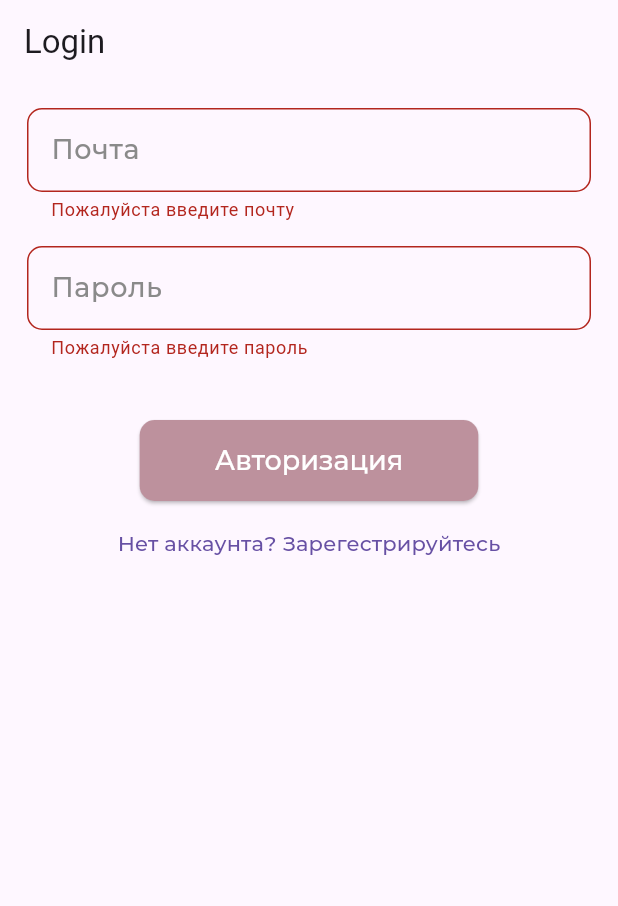
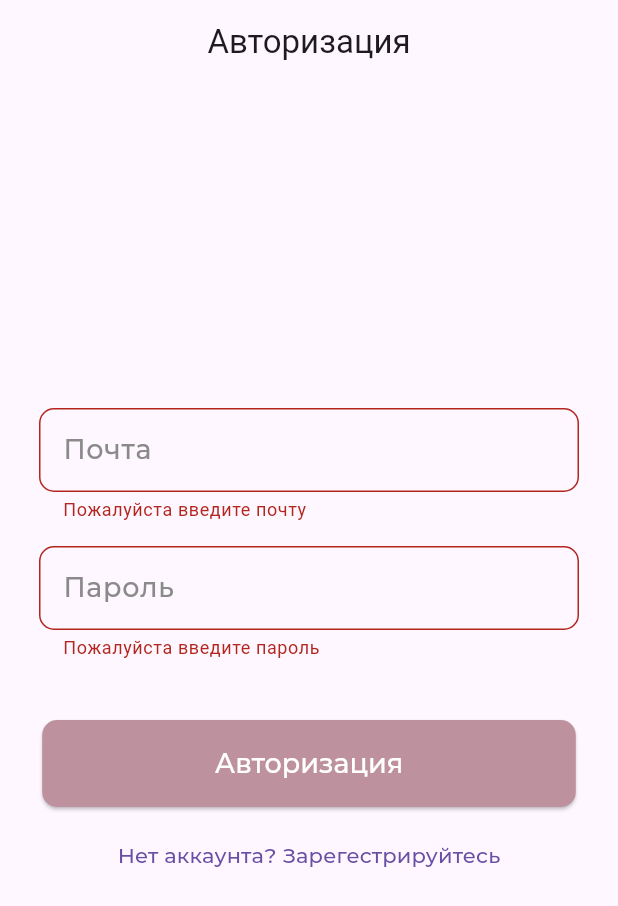
Before and after one commit to abcdefg-min/NutriMAMA, a Flutter app: the screen it shows after launch, after a tap on "Авторизация", on a phone screen of 412 x 824 dp. Shown: the top 906 px of the screen. Run offline on Flutter 3.47's test engine with Material 3 defaults, Android fonts, the phone set to English and light mode, and no system bars; our stand-ins replace firebase_auth, firebase_core, loading_animation_widget; accounts and stored records are empty; generated files the repository leaves out were written again; project files that could hold a hidden picture were left out.

Commit message:
немного изменение аутентификации

```diff
--- a/lib/Auth_screen.dart
+++ b/lib/Auth_screen.dart
@@ -49,7 +49,10 @@ class _AuthScreenState extends State<AuthScreen> {
   @override
   Widget build(BuildContext context) {
     return Scaffold(
-      appBar: AppBar(title: Text(_isLogin ? 'Login' : 'Sign Up')),
+      appBar: AppBar(
+        title: Text(_isLogin ? 'Авторизация' : 'Регистрация'),
+        centerTitle: true,
+      ),
       body: Container(
         padding: const EdgeInsets.all(16.0),
         child: Form(
@@ -57,7 +60,7 @@ class _AuthScreenState extends State<AuthScreen> {
           child: Column(
             children: [
               Padding(
-                padding: EdgeInsetsGeometry.symmetric(horizontal: 2),
+                padding: EdgeInsetsGeometry.only(top: 200, left: 10, right: 10),
                 child: Column(
                   mainAxisSize: MainAxisSize.min,
                   crossAxisAlignment: CrossAxisAlignment.start,
@@ -107,7 +110,7 @@ class _AuthScreenState extends State<AuthScreen> {
                           return 'Пожалуйста введите пароль';
                         }
                         if (value.length < 6) {
-                          return 'Password must be at least 6 characters';
+                          return 'Пароль должен состоять минимум из 6 символов';
                         }
                         return null;
                       },
@@ -129,17 +132,17 @@ class _AuthScreenState extends State<AuthScreen> {
                   backgroundColor: const Color.fromARGB(255, 189, 145, 157),
                   foregroundColor: const Color.fromARGB(255, 255, 255, 255),
                   padding: const EdgeInsets.symmetric(
-                    vertical: 16,
-                    horizontal: 50,
+                    vertical: 18,
+                    horizontal: 115,
                   ),
                   //elevation: 5,
-                  minimumSize: Size(100, 10),
+                  minimumSize: Size(100, 20),
                   shape: RoundedRectangleBorder(
                     borderRadius: BorderRadius.circular(10),
                   ),
                 ),
               ),
-              Padding(padding: EdgeInsetsGeometry.all(2)),
+              Padding(padding: EdgeInsetsGeometry.all(4)),
               TextButton(
                 onPressed: () {
                   setState(() {
--- a/lib/main.dart
+++ b/lib/main.dart
@@ -1,6 +1,7 @@
 import 'package:flutter/material.dart';
 import 'package:firebase_core/firebase_core.dart';
 import 'package:firebase_auth/firebase_auth.dart';
+import 'package:flutter_nutrimama/nutri_mama_screen.dart';
 import 'firebase_options.dart';
 import 'auth_screen.dart';
 import 'splash_screen.dart';
@@ -37,7 +38,7 @@ class MyApp extends StatelessWidget {
             );
           }
           if (snapshot.hasData) {
-            return const SplashScreen();
+            return const NutriMAMAScreen();
           }
           else {
             return const AuthScreen();
--- a/pubspec.yaml
+++ b/pubspec.yaml
@@ -46,3 +46,6 @@ flutter:
       - assets/images/nutriMAMA.png
       - assets/images/nutri_Logo.png
       - assets/images/exit.png
+      - assets/images/logout.png
+      - assets/images/logout2.png
+      - assets/images/logout3.png
```
Also changed, not shown: lib/nutri_mama_screen.dart (+11 -8 lines), assets/images/logout.png (added), assets/images/logout2.png (added), assets/images/logout3.png (added).
